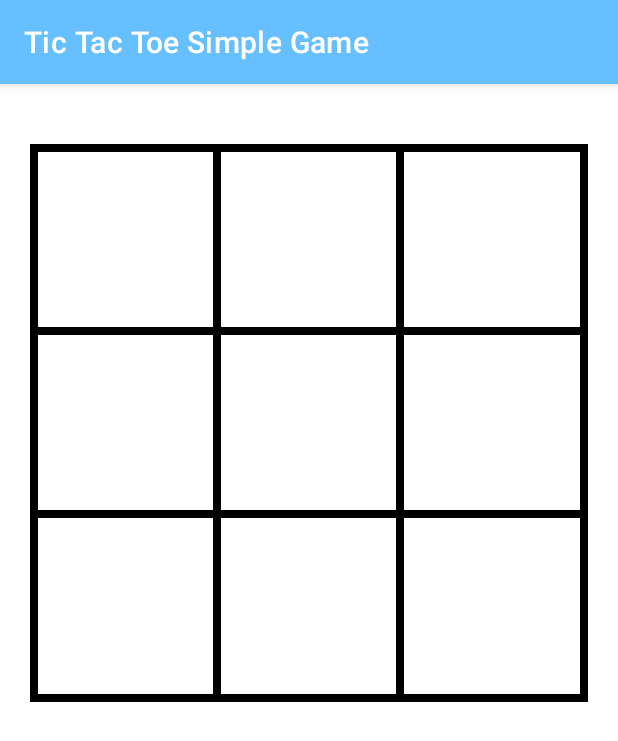
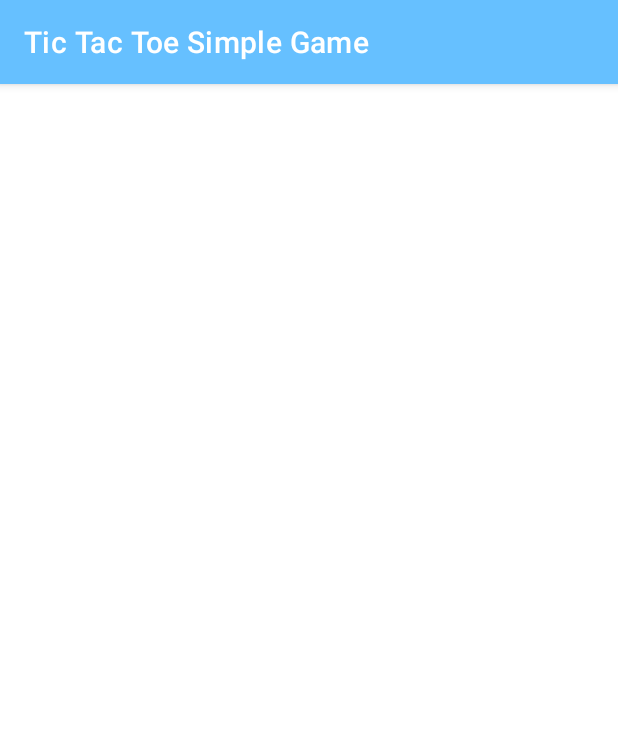
Before and after one commit to YamatoRyu/Tic-Tac-Toe-Simple-Game, an Android app: the screen it shows after launch (SoloPlayerActivity before the commit, PlayerVsComputerActivity after it), after a tap on "PLAYER VS COMPUTER", on a phone screen of 412 x 824 dp. Shown: the top 741 px of the screen. Run offline under Robolectric (Android 15) with nearby library versions, the phone set to English and light mode, and no system bars.

Commit message:
Make Simple Game part 2

```diff
--- a/app/src/main/java/protection/member/tic_tac_toe_simple_game/MainActivity.kt
+++ b/app/src/main/java/protection/member/tic_tac_toe_simple_game/MainActivity.kt
@@ -2,43 +2,37 @@ package protection.member.tic_tac_toe_simple_game
 
 import android.content.Intent
 import android.os.Bundle
-import android.view.View
 import android.widget.Toast
 import androidx.appcompat.app.AppCompatActivity
-import com.google.android.material.button.MaterialButton
 import protection.member.tic_tac_toe_simple_game.databinding.ActivityMainBinding
+import protection.member.tic_tac_toe_simple_game.gameplayer.multiplayer.PlayerVsPlayerActivity
+import protection.member.tic_tac_toe_simple_game.gameplayer.solo_player.PlayerVsComputerActivity
 
-class MainActivity : AppCompatActivity(), View.OnClickListener {
-    private lateinit var soloPlayer: MaterialButton
-    private lateinit var multiPlayer: MaterialButton
+class MainActivity : AppCompatActivity() {
+    private var _binding: ActivityMainBinding? = null
+    private val binding get() = _binding!!
 
     override fun onCreate(savedInstanceState: Bundle?) {
         super.onCreate(savedInstanceState)
-        val binding = ActivityMainBinding.inflate(layoutInflater)
+        _binding = ActivityMainBinding.inflate(layoutInflater)
         setContentView(binding.root)
 
-        soloPlayer = binding.solo
-        multiPlayer = binding.multiplayer
-
-        soloPlayer.setOnClickListener(this)
-        multiPlayer.setOnClickListener(this)
+        onClick()
     }
 
-    override fun onClick(v: View?) {
-        when (v?.id) {
-            R.id.solo -> {
-                Toast.makeText(this, "Solo player", Toast.LENGTH_LONG).show()
-                val intent = Intent(this@MainActivity, SoloPlayerActivity::class.java)
+    private fun onClick() {
+        binding.soloPlayer.setOnClickListener {
+            Toast.makeText(this, "Player vs Computer", Toast.LENGTH_LONG).show()
 
-                startActivity(intent)
-            }
+            val intent = Intent(this@MainActivity, PlayerVsComputerActivity::class.java)
+            startActivity(intent)
+        }
 
-            R.id.multiplayer -> {
-                Toast.makeText(this, "Multi Player", Toast.LENGTH_LONG).show()
-                val intent = Intent(this@MainActivity, MultiPlayerActivity::class.java)
+        binding.multiplayer.setOnClickListener {
+            Toast.makeText(this, "Player vs Player", Toast.LENGTH_LONG).show()
 
-                startActivity(intent)
-            }
+            val intent = Intent(this@MainActivity, PlayerVsPlayerActivity::class.java)
+            startActivity(intent)
         }
     }
 }
--- a/app/src/main/java/protection/member/tic_tac_toe_simple_game/SoloPlayerActivity.kt
+++ /dev/null
@@ -1,20 +0,0 @@
-package protection.member.tic_tac_toe_simple_game
-
-import android.os.Bundle
-import androidx.activity.enableEdgeToEdge
-import androidx.appcompat.app.AppCompatActivity
-import androidx.core.view.ViewCompat
-import androidx.core.view.WindowInsetsCompat
-
-class SoloPlayerActivity : AppCompatActivity() {
-    override fun onCreate(savedInstanceState: Bundle?) {
-        super.onCreate(savedInstanceState)
-        enableEdgeToEdge()
-        setContentView(R.layout.activity_solo_player)
-        ViewCompat.setOnApplyWindowInsetsListener(findViewById(R.id.main)) { v, insets ->
-            val systemBars = insets.getInsets(WindowInsetsCompat.Type.systemBars())
-            v.setPadding(systemBars.left, systemBars.top, systemBars.right, systemBars.bottom)
-            insets
-        }
-    }
-}
--- /dev/null
+++ b/app/src/main/java/protection/member/tic_tac_toe_simple_game/gameplayer/multiplayer/MultiPlayerTurn.kt
@@ -0,0 +1,6 @@
+package protection.member.tic_tac_toe_simple_game.gameplayer.multiplayer
+
+enum class MultiPlayerTurn {
+    CIRCLE,
+    CROSS
+}
--- /dev/null
+++ b/app/src/main/java/protection/member/tic_tac_toe_simple_game/gameplayer/solo_player/PlayerVsComputerActivity.kt
@@ -0,0 +1,12 @@
+package protection.member.tic_tac_toe_simple_game.gameplayer.solo_player
+
+import android.os.Bundle
+import androidx.appcompat.app.AppCompatActivity
+import protection.member.tic_tac_toe_simple_game.R
+
+class PlayerVsComputerActivity : AppCompatActivity() {
+    override fun onCreate(savedInstanceState: Bundle?) {
+        super.onCreate(savedInstanceState)
+        setContentView(R.layout.activity_player_vs_computer)
+    }
+}
--- /dev/null
+++ b/app/src/main/res/layout/activity_player_vs_computer.xml
@@ -0,0 +1,10 @@
+<?xml version="1.0" encoding="utf-8"?>
+<androidx.constraintlayout.widget.ConstraintLayout xmlns:android="http://schemas.android.com/apk/res/android"
+    xmlns:app="http://schemas.android.com/apk/res-auto"
+    xmlns:tools="http://schemas.android.com/tools"
+    android:id="@+id/main"
+    android:layout_width="match_parent"
+    android:layout_height="match_parent"
+    tools:context=".gameplayer.solo_player.PlayerVsComputerActivity">
+
+</androidx.constraintlayout.widget.ConstraintLayout>
--- a/app/src/main/res/layout/activity_solo_player.xml
+++ /dev/null
@@ -1,128 +0,0 @@
-<?xml version="1.0" encoding="utf-8"?>
-<androidx.constraintlayout.widget.ConstraintLayout xmlns:android="http://schemas.android.com/apk/res/android"
-    xmlns:app="http://schemas.android.com/apk/res-auto"
-    xmlns:tools="http://schemas.android.com/tools"
-    android:id="@+id/main"
-    android:layout_width="match_parent"
-    android:layout_height="match_parent"
-    tools:context=".SoloPlayerActivity">
-
-    <LinearLayout
-        android:id="@+id/linear_layout"
-        android:layout_width="match_parent"
-        android:layout_height="0dp"
-        android:layout_marginTop="20dp"
-        android:orientation="vertical"
-        android:padding="20dp"
-        app:layout_constraintDimensionRatio="1:1"
-        app:layout_constraintEnd_toEndOf="parent"
-        app:layout_constraintStart_toStartOf="parent"
-        app:layout_constraintTop_toTopOf="parent">
-
-        <View style="@style/horizontal_line" />
-
-        <LinearLayout style="@style/row">
-
-            <View style="@style/vertical_line" />
-
-            <com.google.android.material.button.MaterialButton
-                android:id="@+id/button1"
-                style="@style/column" />
-
-            <View style="@style/vertical_line" />
-
-            <com.google.android.material.button.MaterialButton
-                android:id="@+id/button2"
-                style="@style/column" />
-
-            <View style="@style/vertical_line" />
-
-            <com.google.android.material.button.MaterialButton
-                android:id="@+id/button3"
-                style="@style/column" />
-
-            <View style="@style/vertical_line" />
-
-        </LinearLayout>
-
-        <View style="@style/horizontal_line" />
-
-        <LinearLayout style="@style/row">
-
-            <View style="@style/vertical_line" />
-
-            <com.google.android.material.button.MaterialButton
-                android:id="@+id/button4"
-                style="@style/column" />
-
-            <View style="@style/vertical_line" />
-
-            <com.google.android.material.button.MaterialButton
-                android:id="@+id/button5"
-                style="@style/column" />
-
-            <View style="@style/vertical_line" />
-
-            <com.google.android.material.button.MaterialButton
-                android:id="@+id/button6"
-                style="@style/column" />
-
-            <View style="@style/vertical_line" />
-
-        </LinearLayout>
-
-        <View style="@style/horizontal_line" />
-
-        <LinearLayout style="@style/row">
-
-            <View style="@style/vertical_line" />
-
-            <com.google.android.material.button.MaterialButton
-                android:id="@+id/button7"
-                style="@style/column" />
-
-            <View style="@style/vertical_line" />
-
-            <com.google.android.material.button.MaterialButton
-                android:id="@+id/button8"
-                style="@style/column" />
-
-            <View style="@style/vertical_line" />
-
-            <com.google.android.material.button.MaterialButton
-                android:id="@+id/button9"
-                style="@style/column" />
-
-            <View style="@style/vertical_line" />
-
-        </LinearLayout>
-
-        <View style="@style/horizontal_line" />
-
-    </LinearLayout>
-
-    <TextView
-        android:id="@+id/player1_score"
-        android:layout_width="wrap_content"
-        android:layout_height="wrap_content"
-        android:layout_marginStart="60dp"
-        android:layout_marginTop="50dp"
-        android:textColor="@color/you_chan"
-        android:textSize="20sp"
-        app:layout_constraintStart_toStartOf="parent"
-        app:layout_constraintTop_toBottomOf="@+id/linear_layout"
-        tools:text="player 1" />
-
-    <TextView
-        android:id="@+id/player2_score"
-        android:layout_width="wrap_content"
-        android:layout_height="wrap_content"
-        android:layout_marginTop="50dp"
-        android:layout_marginEnd="60dp"
-        android:textColor="@color/red"
-        android:textSize="20sp"
-        app:layout_constraintEnd_toEndOf="parent"
-        app:layout_constraintTop_toBottomOf="@+id/linear_layout"
-        tools:text="player 2" />
-
-</androidx.constraintlayout.widget.ConstraintLayout>
--- a/app/src/main/res/values/aqours_color.xml
+++ b/app/src/main/res/values/aqours_color.xml
@@ -4,9 +4,7 @@
     <color name="aqours_color">#51ABF1</color>
     <color name="you_chan">#66c0ff</color>
     <color name="shizuku_chan">#01b7ed</color>
+
     <color name="red">#FF0000</color>
 
-    <color name="background_aqua">#BF66C0FF</color>
-    <color name="background_red">#BFFF0000</color>
-
 </resources>
--- a/app/src/main/res/values/strings.xml
+++ b/app/src/main/res/values/strings.xml
@@ -1,3 +1,9 @@
 <resources>
+
     <string name="app_name">Tic Tac Toe Simple Game</string>
+
+    <string name="title_game">Tic Tac Toe</string>
+    <string name="solo_player">Player vs Computer</string>
+    <string name="multiplayer">Player vs Player</string>
+
 </resources>
--- a/app/src/main/res/values/styles.xml
+++ b/app/src/main/res/values/style.xml
@@ -3,20 +3,19 @@
 
     <style name="row">
 
-        <item name="android:layout_weight">1</item>
         <item name="android:layout_width">match_parent</item>
         <item name="android:layout_height">0dp</item>
+        <item name="android:layout_weight">1</item>
 
     </style>
 
     <style name="column">
 
-        <item name="android:layout_weight">1</item>
         <item name="android:layout_width">0dp</item>
         <item name="android:layout_height">match_parent</item>
+        <item name="android:layout_weight">1</item>
         <item name="android:textSize">40sp</item>
         <item name="android:textStyle">bold</item>
-        <item name="android:textColor">@color/black</item>
         <item name="android:background">@android:color/transparent</item>
 
     </style>
```
Also changed, not shown: app/src/main/AndroidManifest.xml (+13 -7 lines), app/src/main/java/protection/member/tic_tac_toe_simple_game/MultiPlayerActivity.kt (deleted, +0 -117 lines), app/src/main/java/protection/member/tic_tac_toe_simple_game/gameplayer/multiplayer/PlayerVsPlayerActivity.kt (added, +144 -0 lines), app/src/main/res/layout/activity_main.xml (+18 -22 lines), app/src/main/res/layout/activity_player_vs_player.xml (renamed from app/src/main/res/layout/activity_multi_player.xml, +4 -13 lines).
